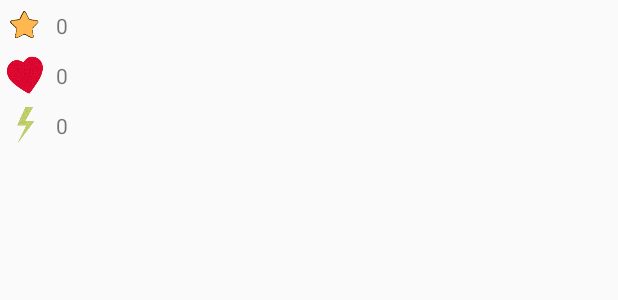
After one commit to BLLORET/King-of-Heroes, an Android app: the layout view_stats.xml on its own in the app's theme, with its tools: preview values and no code run, on a phone screen of 412 x 824 dp. The commit adds this screen. Shown: the top 300 px of the screen. Run offline under Robolectric (Android 15) with nearby library versions, the phone set to English and light mode, and no system bars.

Commit message:
[StatsView] Create the stats view

```diff
--- /dev/null
+++ b/app/src/main/res/layout/view_stats.xml
@@ -0,0 +1,107 @@
+<?xml version="1.0" encoding="utf-8"?>
+<androidx.constraintlayout.widget.ConstraintLayout xmlns:android="http://schemas.android.com/apk/res/android"
+    android:layout_width="wrap_content"
+    android:layout_height="wrap_content"
+    xmlns:app="http://schemas.android.com/apk/res-auto"
+
+    android:background="@android:color/transparent">
+
+
+    <ImageView
+        android:id="@+id/stats_victory_image_view"
+        android:layout_width="25dp"
+        android:layout_height="25dp"
+
+
+        android:contentDescription="@string/victory_logo"
+        android:src="@drawable/star"
+
+        android:layout_margin="4dp"
+
+        app:layout_constraintTop_toTopOf="parent"
+        app:layout_constraintStart_toStartOf="parent"
+        app:layout_constraintBottom_toTopOf="@id/stats_life_image_view"
+        app:layout_constraintEnd_toStartOf="@id/stats_victory_value_text_view"
+        />
+
+    <TextView
+        android:id="@+id/stats_victory_value_text_view"
+        android:layout_width="wrap_content"
+        android:layout_height="wrap_content"
+
+        android:layout_margin="4dp"
+
+        android:text="@string/zero_value"
+
+        app:layout_constraintStart_toEndOf="@id/stats_victory_image_view"
+        app:layout_constraintTop_toTopOf="@id/stats_victory_image_view"
+        app:layout_constraintBottom_toBottomOf="@id/stats_victory_image_view"
+        app:layout_constraintEnd_toEndOf="parent"
+        />
+
+    <ImageView
+        android:id="@+id/stats_life_image_view"
+        android:layout_width="25dp"
+        android:layout_height="25dp"
+
+        android:contentDescription="@string/life_logo"
+        android:src="@drawable/life"
+
+        android:layout_margin="4dp"
+
+        app:layout_constraintStart_toStartOf="parent"
+        app:layout_constraintTop_toBottomOf="@id/stats_victory_image_view"
+        app:layout_constraintBottom_toTopOf="@id/stats_stamina_image_view"
+        app:layout_constraintEnd_toStartOf="@id/stats_life_value_text_view"
+        />
+
+    <TextView
+        android:id="@+id/stats_life_value_text_view"
+        android:layout_width="wrap_content"
+        android:layout_height="wrap_content"
+
+        android:layout_margin="4dp"
+
+        android:text="@string/zero_value"
+
+        app:layout_constraintStart_toEndOf="@id/stats_life_image_view"
+        app:layout_constraintTop_toTopOf="@id/stats_life_image_view"
+        app:layout_constraintBottom_toBottomOf="@id/stats_life_image_view"
+        app:layout_constraintEnd_toEndOf="parent"
+        />
+
+
+
+    <ImageView
+        android:id="@+id/stats_stamina_image_view"
+        android:layout_width="25dp"
+        android:layout_height="25dp"
+
+        android:contentDescription="@string/stamina_logo"
+        android:src="@drawable/stamina"
+
+        android:layout_margin="4dp"
+
+        app:layout_constraintStart_toStartOf="parent"
+        app:layout_constraintTop_toBottomOf="@id/stats_life_image_view"
+        app:layout_constraintBottom_toBottomOf="parent"
+        app:layout_constraintEnd_toStartOf="@id/stats_stamina_value_text_view"
+        />
+
+
+    <TextView
+        android:id="@+id/stats_stamina_value_text_view"
+        android:layout_width="wrap_content"
+        android:layout_height="wrap_content"
+
+        android:layout_margin="4dp"
+
+        android:text="@string/zero_value"
+
+        app:layout_constraintStart_toEndOf="@id/stats_stamina_image_view"
+        app:layout_constraintTop_toTopOf="@id/stats_stamina_image_view"
+        app:layout_constraintBottom_toBottomOf="@id/stats_stamina_image_view"
+        app:layout_constraintEnd_toEndOf="parent"
+        />
+
+</androidx.constraintlayout.widget.ConstraintLayout>
--- a/app/src/main/res/values/strings.xml
+++ b/app/src/main/res/values/strings.xml
@@ -26,8 +26,11 @@
     <string name="you">(You)</string>
 
     <string name="zero_value">0</string>
-    <string name="max_victory_points"> / 20</string>
-    <string name="max_life"> / 10</string>
+    <string name="max_victory_points">%d / 20</string>
+    <string name="max_life">%d / 10</string>
     <!-- TODO: Remove or change this placeholder text -->
     <string name="hello_blank_fragment">Hello blank fragment</string>
+    <string name="stamina_logo">Stamina Logo</string>
+    <string name="life_logo">Life logo</string>
+    <string name="victory_logo">Victory logo</string>
 </resources>
```
Also changed, not shown: app/src/main/java/fr/learnandrun/kingofheroes/ui/view/Stats.kt (added, +47 -0 lines), app/src/main/res/layout/fragment_fight.xml (+7 -79 lines), app/src/main/res/values/attrs.xml (added, +10 -0 lines).
